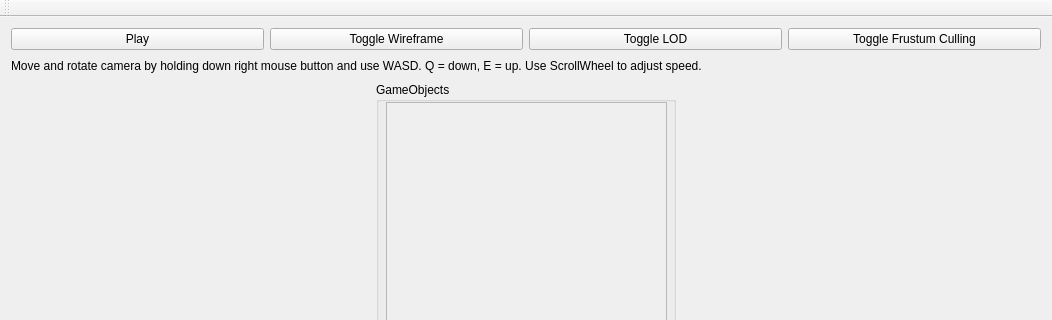
The window that mainwindow.ui (FredrikEik/Game_Engine_Architecture) describes before a commit, drawn with Qt 5; both pictures show x 0 to 1052 and y 0 to 320 of the 1052 by 745 pixel window.
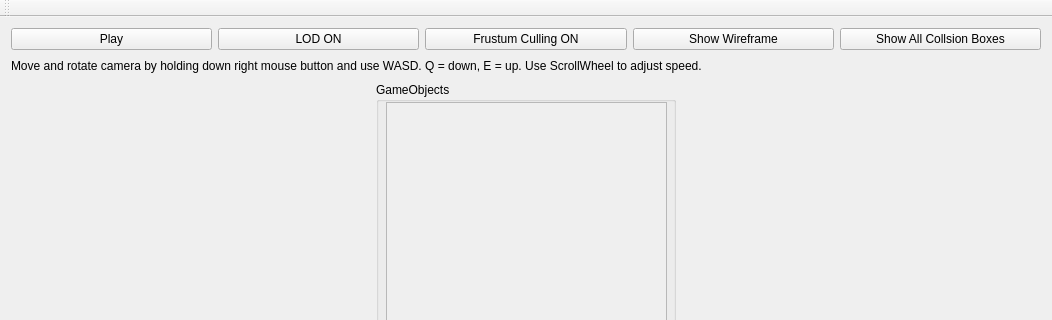
The same window after the commit.

Commit message: added show all collision box button

```diff
--- a/mainwindow.ui
+++ b/mainwindow.ui
@@ -30,20 +30,10 @@
         </property>
        </widget>
       </item>
-      <item>
-       <widget class="QPushButton" name="pb_toggleWireframe">
-        <property name="text">
-         <string>Toggle Wireframe</string>
-        </property>
-        <property name="checkable">
-         <bool>true</bool>
-        </property>
-       </widget>
-      </item>
       <item>
        <widget class="QPushButton" name="ToggleLOD">
         <property name="text">
-         <string>Toggle LOD</string>
+         <string>LOD ON</string>
         </property>
         <property name="checkable">
          <bool>true</bool>
@@ -53,7 +43,27 @@
       <item>
        <widget class="QPushButton" name="ToggleFrustumCulling">
         <property name="text">
-         <string>Toggle Frustum Culling</string>
+         <string>Frustum Culling ON</string>
+        </property>
+        <property name="checkable">
+         <bool>true</bool>
+        </property>
+       </widget>
+      </item>
+      <item>
+       <widget class="QPushButton" name="pb_toggleWireframe">
+        <property name="text">
+         <string>Show Wireframe</string>
+        </property>
+        <property name="checkable">
+         <bool>true</bool>
+        </property>
+       </widget>
+      </item>
+      <item>
+       <widget class="QPushButton" name="pb_toggleCollisionBox">
+        <property name="text">
+         <string>Show All Collsion Boxes</string>
         </property>
         <property name="checkable">
          <bool>true</bool>
```
The commit also changes 5 other files.
